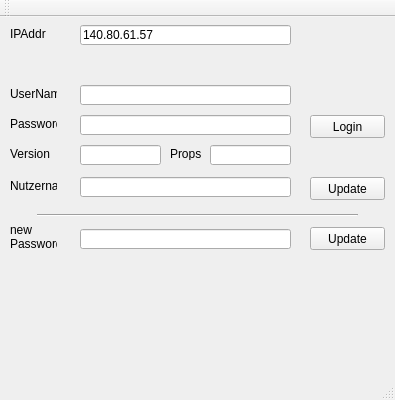
The window that StamOrga/PC/mainwindow.ui (WaterMax83/StamOrga) describes before a commit, drawn with Qt 5.
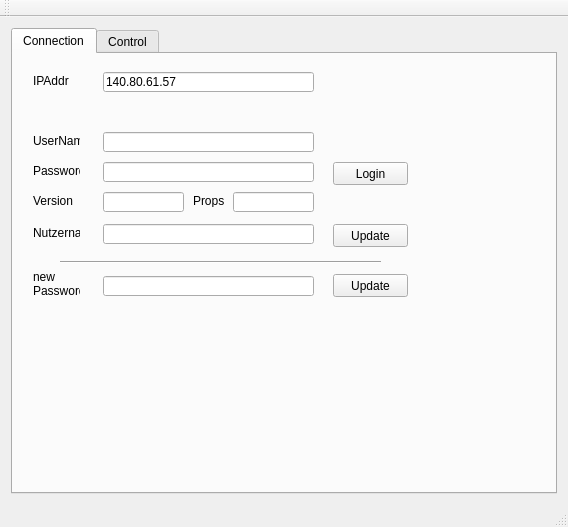
The same window after the commit. The open tabs and pages were chosen to show the change.

```diff
--- a/StamOrga/PC/mainwindow.ui
+++ b/StamOrga/PC/mainwindow.ui
@@ -6,32 +6,70 @@
    <rect>
     <x>0</x>
     <y>0</y>
-    <width>395</width>
-    <height>400</height>
+    <width>568</width>
+    <height>527</height>
    </rect>
   </property>
   <property name="windowTitle">
    <string>MainWindow</string>
   </property>
   <widget class="QWidget" name="centralWidget">
-   <widget class="QPushButton" name="btnLogin">
+   <layout class="QHBoxLayout" name="horizontalLayout">
+    <item>
+     <layout class="QVBoxLayout" name="verticalLayout">
+      <item>
+       <widget class="QTabWidget" name="tabWidget">
+        <property name="currentIndex">
+         <number>1</number>
+        </property>
+        <widget class="QWidget" name="tab">
+         <attribute name="title">
+          <string>Connection</string>
+         </attribute>
+         <widget class="QLineEdit" name="lEditReadableName">
     <property name="geometry">
      <rect>
-      <x>310</x>
-      <y>98</y>
-      <width>75</width>
-      <height>23</height>
+            <x>90</x>
+            <y>170</y>
+            <width>211</width>
+            <height>20</height>
      </rect>
     </property>
     <property name="text">
-     <string>Login</string>
+           <string/>
+          </property>
+         </widget>
+         <widget class="QLabel" name="label_6">
+          <property name="geometry">
+           <rect>
+            <x>180</x>
+            <y>140</y>
+            <width>47</width>
+            <height>13</height>
+           </rect>
+          </property>
+          <property name="text">
+           <string>Props</string>
+          </property>
+         </widget>
+         <widget class="QLineEdit" name="lEditSendUserName">
+          <property name="geometry">
+           <rect>
+            <x>90</x>
+            <y>78</y>
+            <width>211</width>
+            <height>20</height>
+           </rect>
+          </property>
+          <property name="text">
+           <string/>
     </property>
    </widget>
    <widget class="QLineEdit" name="lEditIpAddr">
     <property name="geometry">
      <rect>
-      <x>80</x>
-      <y>8</y>
+            <x>90</x>
+            <y>18</y>
       <width>211</width>
       <height>20</height>
      </rect>
@@ -40,11 +78,53 @@
      <string>140.80.61.57</string>
     </property>
    </widget>
+         <widget class="QPushButton" name="btnUdpatePassword">
+          <property name="geometry">
+           <rect>
+            <x>320</x>
+            <y>220</y>
+            <width>75</width>
+            <height>23</height>
+           </rect>
+          </property>
+          <property name="text">
+           <string>Update</string>
+          </property>
+          <property name="checkable">
+           <bool>false</bool>
+          </property>
+         </widget>
+         <widget class="QLabel" name="label_5">
+          <property name="geometry">
+           <rect>
+            <x>20</x>
+            <y>140</y>
+            <width>47</width>
+            <height>13</height>
+           </rect>
+          </property>
+          <property name="text">
+           <string>Version</string>
+          </property>
+         </widget>
+         <widget class="QPushButton" name="btnLogin">
+          <property name="geometry">
+           <rect>
+            <x>320</x>
+            <y>108</y>
+            <width>75</width>
+            <height>23</height>
+           </rect>
+          </property>
+          <property name="text">
+           <string>Login</string>
+          </property>
+         </widget>
    <widget class="QLabel" name="label">
     <property name="geometry">
      <rect>
-      <x>10</x>
-      <y>10</y>
+            <x>20</x>
+            <y>20</y>
       <width>47</width>
       <height>13</height>
      </rect>
@@ -53,24 +133,56 @@
      <string>IPAddr</string>
     </property>
    </widget>
-   <widget class="QLineEdit" name="lEditSendUserName">
+         <widget class="QLineEdit" name="lEditTextPassword">
     <property name="geometry">
      <rect>
-      <x>80</x>
-      <y>68</y>
+            <x>90</x>
+            <y>108</y>
       <width>211</width>
       <height>20</height>
      </rect>
     </property>
     <property name="text">
      <string/>
+          </property>
+          <property name="readOnly">
+           <bool>false</bool>
+          </property>
+         </widget>
+         <widget class="QLineEdit" name="lEditTextUpdatePassword">
+          <property name="geometry">
+           <rect>
+            <x>90</x>
+            <y>222</y>
+            <width>211</width>
+            <height>20</height>
+           </rect>
+          </property>
+          <property name="text">
+           <string/>
+          </property>
+          <property name="readOnly">
+           <bool>false</bool>
+          </property>
+         </widget>
+         <widget class="QLabel" name="label_8">
+          <property name="geometry">
+           <rect>
+            <x>20</x>
+            <y>172</y>
+            <width>47</width>
+            <height>13</height>
+           </rect>
+          </property>
+          <property name="text">
+           <string>Nutzername</string>
     </property>
    </widget>
    <widget class="QLabel" name="label_3">
     <property name="geometry">
      <rect>
-      <x>10</x>
-      <y>70</y>
+            <x>20</x>
+            <y>80</y>
       <width>47</width>
       <height>13</height>
      </rect>
@@ -79,21 +191,53 @@
      <string>UserName</string>
     </property>
    </widget>
+         <widget class="QLabel" name="label_7">
+          <property name="geometry">
+           <rect>
+            <x>20</x>
+            <y>214</y>
+            <width>47</width>
+            <height>31</height>
+           </rect>
+          </property>
+          <property name="text">
+           <string>new Password</string>
+          </property>
+          <property name="wordWrap">
+           <bool>true</bool>
+          </property>
+         </widget>
    <widget class="QWidget" name="conResult" native="true">
     <property name="geometry">
      <rect>
-      <x>330</x>
-      <y>20</y>
+            <x>340</x>
+            <y>30</y>
       <width>31</width>
       <height>31</height>
      </rect>
     </property>
    </widget>
+         <widget class="QLineEdit" name="lEditTextProperties">
+          <property name="geometry">
+           <rect>
+            <x>220</x>
+            <y>138</y>
+            <width>81</width>
+            <height>20</height>
+           </rect>
+          </property>
+          <property name="text">
+           <string/>
+          </property>
+          <property name="readOnly">
+           <bool>true</bool>
+          </property>
+         </widget>
    <widget class="QLabel" name="label_4">
     <property name="geometry">
      <rect>
-      <x>10</x>
-      <y>100</y>
+            <x>20</x>
+            <y>110</y>
       <width>47</width>
       <height>13</height>
      </rect>
@@ -102,69 +246,27 @@
      <string>Password</string>
     </property>
    </widget>
+         <widget class="QPushButton" name="btnSetReadableName">
+          <property name="geometry">
+           <rect>
+            <x>320</x>
+            <y>170</y>
+            <width>75</width>
+            <height>23</height>
+           </rect>
+          </property>
+          <property name="text">
+           <string>Update</string>
+          </property>
+          <property name="checkable">
+           <bool>false</bool>
+          </property>
+         </widget>
    <widget class="QLineEdit" name="lEditTextVersion">
     <property name="geometry">
      <rect>
-      <x>80</x>
-      <y>128</y>
-      <width>81</width>
-      <height>20</height>
-     </rect>
-    </property>
-    <property name="text">
-     <string/>
-    </property>
-    <property name="readOnly">
-     <bool>true</bool>
-    </property>
-   </widget>
-   <widget class="QLabel" name="label_5">
-    <property name="geometry">
-     <rect>
-      <x>10</x>
-      <y>130</y>
-      <width>47</width>
-      <height>13</height>
-     </rect>
-    </property>
-    <property name="text">
-     <string>Version</string>
-    </property>
-   </widget>
-   <widget class="QLineEdit" name="lEditTextPassword">
-    <property name="geometry">
-     <rect>
-      <x>80</x>
-      <y>98</y>
-      <width>211</width>
-      <height>20</height>
-     </rect>
-    </property>
-    <property name="text">
-     <string/>
-    </property>
-    <property name="readOnly">
-     <bool>false</bool>
-    </property>
-   </widget>
-   <widget class="QLabel" name="label_6">
-    <property name="geometry">
-     <rect>
-      <x>170</x>
-      <y>130</y>
-      <width>47</width>
-      <height>13</height>
-     </rect>
-    </property>
-    <property name="text">
-     <string>Props</string>
-    </property>
-   </widget>
-   <widget class="QLineEdit" name="lEditTextProperties">
-    <property name="geometry">
-     <rect>
-      <x>210</x>
-      <y>128</y>
+            <x>90</x>
+            <y>138</y>
       <width>81</width>
       <height>20</height>
      </rect>
@@ -179,8 +281,8 @@
    <widget class="Line" name="line">
     <property name="geometry">
      <rect>
-      <x>37</x>
-      <y>190</y>
+            <x>47</x>
+            <y>200</y>
       <width>321</width>
       <height>16</height>
      </rect>
@@ -189,96 +291,30 @@
      <enum>Qt::Horizontal</enum>
     </property>
    </widget>
-   <widget class="QLabel" name="label_7">
-    <property name="geometry">
-     <rect>
-      <x>10</x>
-      <y>204</y>
-      <width>47</width>
-      <height>31</height>
-     </rect>
-    </property>
-    <property name="text">
-     <string>new Password</string>
-    </property>
-    <property name="wordWrap">
-     <bool>true</bool>
-    </property>
-   </widget>
-   <widget class="QLineEdit" name="lEditTextUpdatePassword">
+        </widget>
+        <widget class="QWidget" name="tab_2">
+         <attribute name="title">
+          <string>Control</string>
+         </attribute>
+         <widget class="QPushButton" name="btnRefreshControl">
     <property name="geometry">
      <rect>
-      <x>80</x>
-      <y>212</y>
-      <width>211</width>
-      <height>20</height>
-     </rect>
-    </property>
-    <property name="text">
-     <string/>
-    </property>
-    <property name="readOnly">
-     <bool>false</bool>
-    </property>
-   </widget>
-   <widget class="QPushButton" name="btnUdpatePassword">
-    <property name="geometry">
-     <rect>
-      <x>310</x>
-      <y>210</y>
+            <x>20</x>
+            <y>400</y>
       <width>75</width>
       <height>23</height>
      </rect>
     </property>
     <property name="text">
-     <string>Update</string>
-    </property>
-    <property name="checkable">
-     <bool>false</bool>
-    </property>
-   </widget>
-   <widget class="QPushButton" name="btnSetReadableName">
-    <property name="geometry">
-     <rect>
-      <x>310</x>
-      <y>160</y>
-      <width>75</width>
-      <height>23</height>
-     </rect>
-    </property>
-    <property name="text">
-     <string>Update</string>
-    </property>
-    <property name="checkable">
-     <bool>false</bool>
-    </property>
-   </widget>
-   <widget class="QLabel" name="label_8">
-    <property name="geometry">
-     <rect>
-      <x>10</x>
-      <y>162</y>
-      <width>47</width>
-      <height>13</height>
-     </rect>
-    </property>
-    <property name="text">
-     <string>Nutzername</string>
-    </property>
-   </widget>
-   <widget class="QLineEdit" name="lEditReadableName">
-    <property name="geometry">
-     <rect>
-      <x>80</x>
-      <y>160</y>
-      <width>211</width>
-      <height>20</height>
-     </rect>
-    </property>
-    <property name="text">
-     <string/>
-    </property>
-   </widget>
+           <string>Refresh</string>
+          </property>
+         </widget>
+        </widget>
+       </widget>
+      </item>
+     </layout>
+    </item>
+   </layout>
   </widget>
   <widget class="QMenuBar" name="menuBar">
    <property name="geometry">
```
Left out of the diff: 2 changed lines with no effect on the pictures. Lines whose indentation alone changed are shown as unchanged.
